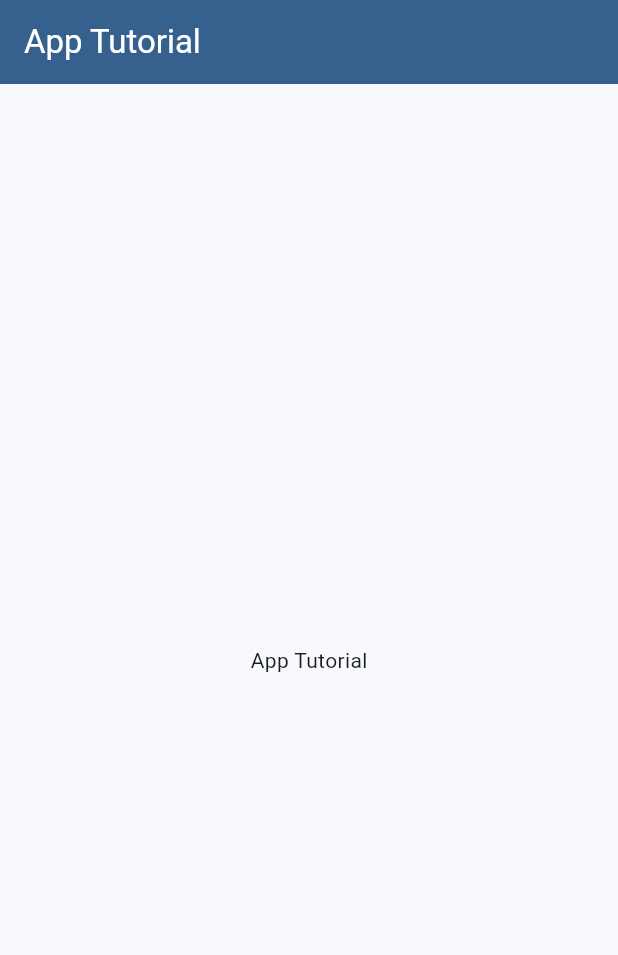
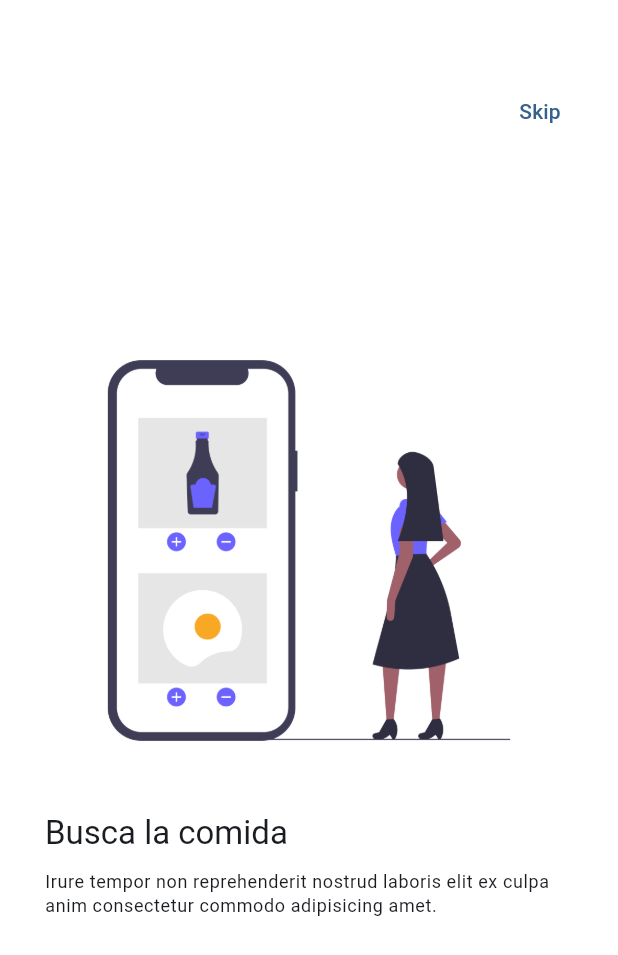
Before and after one commit to DanielDevHN/widgetsFlutterApp, a Flutter app: the AppTutorialScreen screen opened by its route, on a phone screen of 412 x 824 dp. Shown: the top 955 px of the screen. Run offline on Flutter 3.47's test engine with Material 2 defaults, Android fonts, the phone set to English and light mode, and no system bars; our stand-ins replace animate_do, go_router.

Commit message:
App tutorial screen done

```diff
--- a/lib/presentation/screens/app_tutorial/app_tutorial_screen.dart
+++ b/lib/presentation/screens/app_tutorial/app_tutorial_screen.dart
@@ -1,23 +1,143 @@
+import 'package:animate_do/animate_do.dart';
 import 'package:flutter/material.dart';
+import 'package:go_router/go_router.dart';
 
-class AppTutorialScreen extends StatelessWidget {
+class SlideInfo {
+  final String title;
+  final String caption;
+  final String imageUrl;
+
+  SlideInfo(
+    this.title,
+    this.caption,
+    this.imageUrl,
+  );
+}
+
+final slides = <SlideInfo>[
+  SlideInfo(
+      'Busca la comida',
+      'Irure tempor non reprehenderit nostrud laboris elit ex culpa anim consectetur commodo adipisicing amet.',
+      'assets/Images/1.png'),
+  SlideInfo(
+      'Entrega rápida',
+      'Ad aute non mollit consectetur proident minim deserunt qui.',
+      'assets/Images/2.png'),
+  SlideInfo(
+      'Disfruta la comida',
+      'Fugiat sint aliquip sint ut pariatur adipisicing consectetur duis proident duis irure nisi.',
+      'assets/Images/3.png'),
+];
+
+class AppTutorialScreen extends StatefulWidget {
   static const String name = 'tutorial_screen';
 
   const AppTutorialScreen();
 
   @override
+  State<AppTutorialScreen> createState() => _AppTutorialScreenState();
+}
+
+class _AppTutorialScreenState extends State<AppTutorialScreen> {
+  final PageController pageViewController = PageController();
+  bool isLastPage = false;
+
+  @override
+  void initState() {
+    super.initState();
+
+    pageViewController.addListener(() {
+      final page = pageViewController.page ?? 0;
+      if (!isLastPage && page >= slides.length - 1.5) {
+        setState(() {
+          isLastPage = true;
+        });
+      }
+    });
+  }
+
+  @override
+  void dispose() {
+    pageViewController.dispose();
+    super.dispose();
+  }
+
+  @override
   Widget build(BuildContext context) {
-    final colors = Theme.of(context).colorScheme;
-
     return Scaffold(
-      appBar: AppBar(
-        backgroundColor: colors.primary,
-        foregroundColor: colors.onPrimary,
-        title: const Text('App Tutorial'),
-      ),
-      body: const Center(
-        child: Text('App Tutorial'),
+      backgroundColor: Colors.white,
+      body: Stack(
+        children: [
+          PageView(
+            controller: pageViewController,
+            physics: const BouncingScrollPhysics(),
+            children: slides
+                .map((slideData) => _Slide(
+                      title: slideData.title,
+                      caption: slideData.caption,
+                      imageUrl: slideData.imageUrl,
+                    ))
+                .toList(),
+          ),
+          Positioned(
+              right: 20,
+              top: 50,
+              child: TextButton(
+                child: const Text('Skip'),
+                onPressed: () => context.pop(),
+              )),
+          isLastPage
+              ? Positioned(
+                  bottom: 30,
+                  right: 30,
+                  child: FadeInRight(
+                    from: 15,
+                    delay: const Duration(seconds: 1),
+                    child: FilledButton(
+                      onPressed: () {
+                        context.pop();
+                      },
+                      child: const Text('Comenzar'),
+                    ),
+                  ))
+              : const SizedBox(),
+        ],
       ),
     );
   }
 }
+
+class _Slide extends StatelessWidget {
+  final String title;
+  final String caption;
+  final String imageUrl;
+
+  const _Slide({
+    required this.title,
+    required this.caption,
+    required this.imageUrl,
+  });
+
+  @override
+  Widget build(BuildContext context) {
+    final titleStyle = Theme.of(context).textTheme.titleLarge;
+    final captionStyle = Theme.of(context).textTheme.bodySmall;
+
+    return Padding(
+      padding: EdgeInsets.symmetric(horizontal: 30),
+      child: Center(
+        child: Column(
+          mainAxisAlignment: MainAxisAlignment.center,
+          crossAxisAlignment: CrossAxisAlignment.start,
+          children: [
+            Image(image: AssetImage(imageUrl)),
+            const SizedBox(height: 20),
+            Text(title, style: titleStyle),
+            const SizedBox(height: 10),
+            Text(caption, style: captionStyle),
+          ],
+        ),
+      ),
+    );
+  }
+}
--- a/pubspec.yaml
+++ b/pubspec.yaml
@@ -7,6 +7,7 @@ environment:
   sdk: '>=3.0.3 <4.0.0'
 
 dependencies:
+  animate_do: ^3.0.2
   flutter:
     sdk: flutter
   go_router: ^8.0.5
@@ -19,5 +20,5 @@ dev_dependencies:
 flutter:
   uses-material-design: true
 
-assets:
-  - assets/Images/
+  assets:
+    - assets/Images/
```
Also changed, not shown: pubspec.lock.
